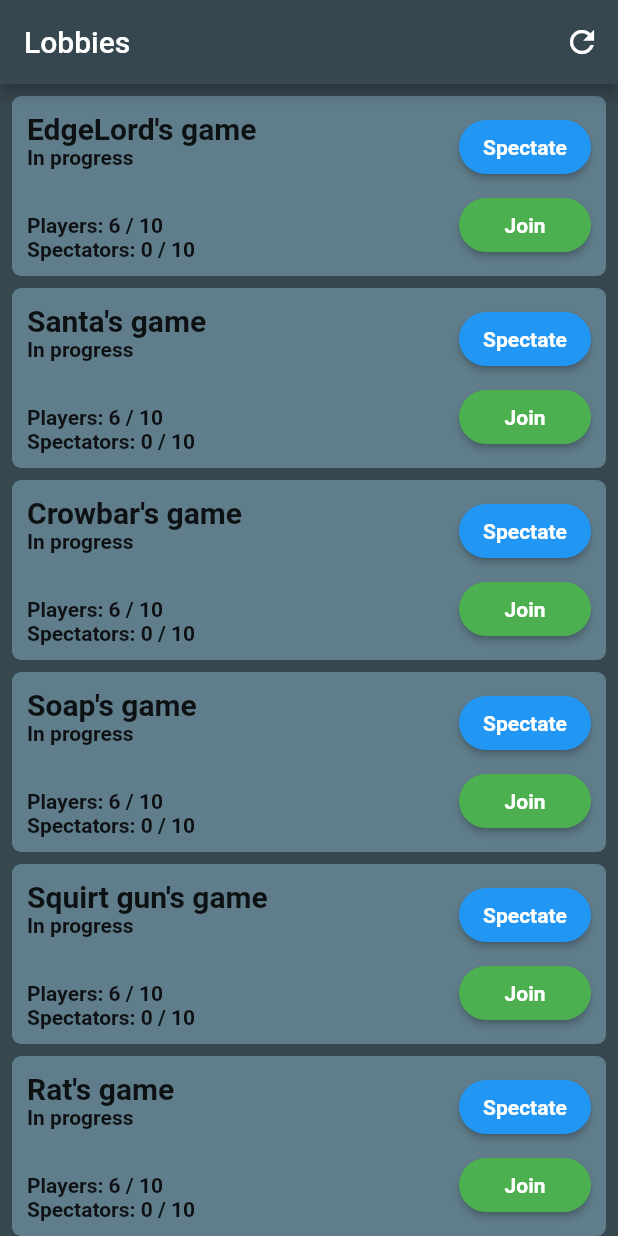
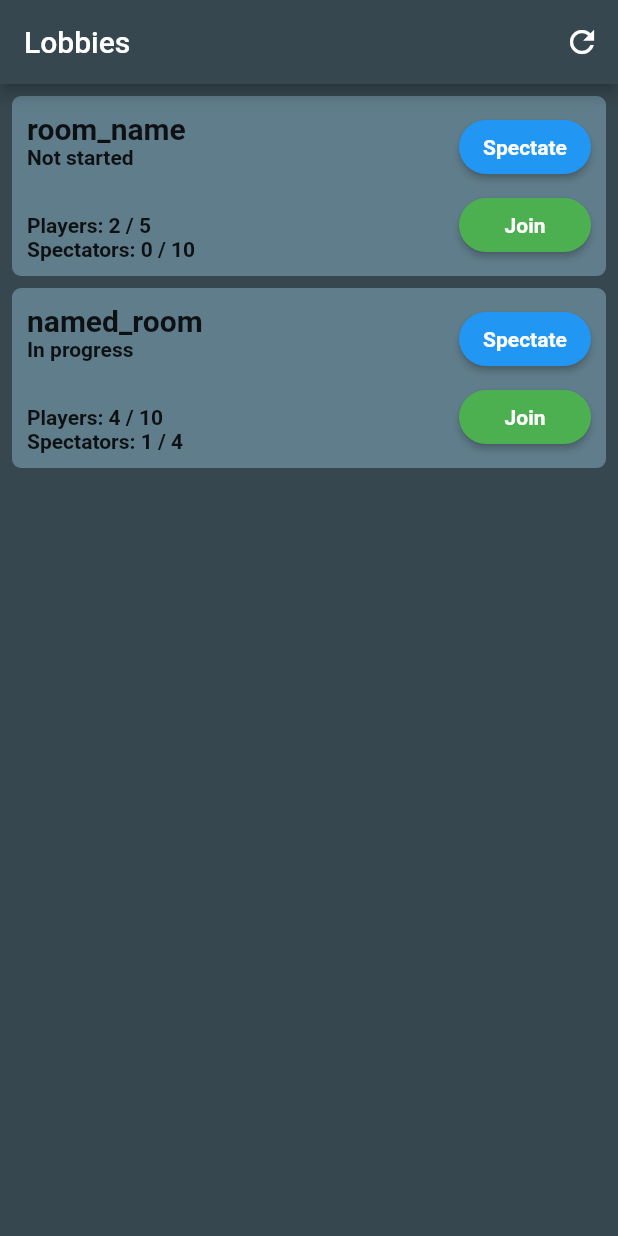
Before and after one commit to nusje2000/cards-against-humanity-client, a Flutter app: the screen it shows after launch, on a phone screen of 412 x 824 dp. Run offline on Flutter 3.47's test engine with Material 2 defaults, Android fonts, the phone set to English and light mode, and no system bars; Roboto replaces fonts that are missing (Helvetica Neue).

Commit message:
Can now get rooms from mock data

```diff
--- /dev/null
+++ b/assets/mock/rooms.json
@@ -0,0 +1,20 @@
+[
+  {
+    "id": 1,
+    "name": "room_name",
+    "isStarted": false,
+    "players": 2,
+    "maxPlayers": 5,
+    "spectators": 0,
+    "maxSpectators": 10
+  },
+  {
+    "id": 2,
+    "name": "named_room",
+    "isStarted": true,
+    "players": 4,
+    "maxPlayers": 10,
+    "spectators": 1,
+    "maxSpectators": 4
+  }
+]
--- /dev/null
+++ b/lib/model/room.dart
@@ -0,0 +1,39 @@
+import 'dart:convert';
+
+class Room {
+  final int id;
+  final String name;
+  final bool isStarted;
+  final int players;
+  final int maxPlayers;
+  final int spectators;
+  final int maxSpectators;
+
+  Room({
+    this.id,
+    this.name,
+    this.isStarted,
+    this.players,
+    this.maxPlayers,
+    this.spectators,
+    this.maxSpectators,
+  });
+
+  factory Room.fromJson(Map<String, dynamic> json) {
+    return Room(
+      id: json['id'] as int,
+      name: json['name'] as String,
+      isStarted: json['isStarted'] as bool,
+      players: json['players'] as int,
+      maxPlayers: json['maxPlayers'] as int,
+      spectators: json['spectators'] as int,
+      maxSpectators: json['maxSpectators'] as int,
+    );
+  }
+}
+
+List<Room> parseRooms(String responseBody) {
+  final parsed = json.decode(responseBody).cast<Map<String, dynamic>>();
+
+  return parsed.map<Room>((json) => Room.fromJson(json)).toList();
+}
--- a/lib/screen/lobby_page.dart
+++ b/lib/screen/lobby_page.dart
@@ -1,24 +1,23 @@
-import 'package:cards_against_humanity/widget/lobby/lobby.dart';
+import 'package:cards_against_humanity/model/room.dart';
+import 'package:cards_against_humanity/service/game_service.dart';
+import 'package:cards_against_humanity/widget/room/room.dart';
 import 'package:flutter/material.dart';
 
 class LobbyPage extends StatefulWidget {
-  final List<Widget> lobbies = [
-    Lobby(roomName: 'EdgeLord\'s game', roomId: 'AX6T'),
-    Lobby(roomName: 'Santa\'s game', roomId: '56D8'),
-    Lobby(roomName: 'Crowbar\'s game', roomId: 'D95F'),
-    Lobby(roomName: 'Soap\'s game', roomId: 'D95F'),
-    Lobby(roomName: 'Squirt gun\'s game', roomId: 'D95F'),
-    Lobby(roomName: 'Rat\'s game', roomId: 'D95F'),
-    Lobby(roomName: 'Tube of Lipstick\'s game', roomId: 'D95F'),
-    Lobby(roomName: 'Martini\'s game', roomId: 'D95F'),
-    Lobby(roomName: 'Stop sign\'s game', roomId: 'D95F'),
-  ];
-
   @override
   _LobbyPageState createState() => _LobbyPageState();
 }
 
 class _LobbyPageState extends State<LobbyPage> {
+  Future<List<Room>> futureGames;
+
+  @override
+  void initState() {
+    super.initState();
+
+    futureGames = fetchGames();
+  }
+
   @override
   Widget build(BuildContext context) {
     return Scaffold(
@@ -34,11 +33,24 @@ class _LobbyPageState extends State<LobbyPage> {
       ),
       backgroundColor: Color.fromRGBO(55, 71, 79, 1),
       body: SafeArea(
-        child: ListView.separated(
-          padding: EdgeInsets.all(8),
-          itemCount: widget.lobbies.length,
-          itemBuilder: (BuildContext context, int index) => widget.lobbies[index],
-          separatorBuilder: (BuildContext context, int index) => SizedBox(height: 8),
+        child: FutureBuilder<List<Room>>(
+          future: futureGames,
+          builder: (BuildContext context, AsyncSnapshot snapshot) {
+            if (snapshot.hasError) {
+              return Center(child: Text(snapshot.error.toString()));
+            }
+
+            if (!snapshot.hasData) {
+              return Center(child: CircularProgressIndicator());
+            }
+
+            return ListView.separated(
+              padding: EdgeInsets.all(8),
+              itemCount: snapshot.data.length,
+              itemBuilder: (BuildContext context, int index) => RoomRow(snapshot.data[index]),
+              separatorBuilder: (BuildContext context, int index) => SizedBox(height: 8),
+            );
+          },
         ),
       ),
     );
--- /dev/null
+++ b/lib/service/game_service.dart
@@ -0,0 +1,11 @@
+import 'package:cards_against_humanity/model/room.dart';
+import 'package:flutter/foundation.dart';
+import 'package:flutter/services.dart';
+
+const HOST = 'http://example.com';
+
+Future<List<Room>> fetchGames() async {
+    final response = await rootBundle.loadString('assets/mock/rooms.json');
+
+    return compute(parseRooms, response);
+}
--- a/lib/widget/lobby/lobby.dart
+++ b/lib/widget/room/room.dart
@@ -1,17 +1,17 @@
+import 'package:cards_against_humanity/model/room.dart';
 import 'package:cards_against_humanity/screen/card_display_page.dart';
 import 'package:cards_against_humanity/screen/room_page.dart';
 import 'package:flutter/material.dart';
 
-class Lobby extends StatelessWidget {
-  final String roomName;
-  final String roomId;
+class RoomRow extends StatelessWidget {
+  final Room room;
   final TextStyle smalltextStyle = TextStyle(
     fontWeight: FontWeight.bold,
     fontFamily: 'Helvetica Neue',
     fontSize: 14,
   );
 
-  Lobby({@required this.roomName, @required this.roomId});
+  RoomRow(this.room);
 
   @override
   Widget build(BuildContext context) {
@@ -28,17 +28,20 @@ class Lobby extends StatelessWidget {
             crossAxisAlignment: CrossAxisAlignment.start,
             children: [
               Text(
-                roomName,
+                room.name,
                 style: TextStyle(
                   fontWeight: FontWeight.bold,
                   fontFamily: 'Helvetica Neue',
                   fontSize: 20,
                 ),
               ),
-              Text('In progress', style: smalltextStyle),
+              Text(
+                room.isStarted ? 'In progress' : 'Not started',
+                style: smalltextStyle,
+              ),
               Spacer(),
-              Text('Players: 6 / 10', style: smalltextStyle),
-              Text('Spectators: 0 / 10', style: smalltextStyle),
+              Text('Players: ${room.players} / ${room.maxPlayers}', style: smalltextStyle),
+              Text('Spectators: ${room.spectators} / ${room.maxSpectators}', style: smalltextStyle),
             ],
           ),
           Spacer(),
@@ -66,7 +69,7 @@ class Lobby extends StatelessWidget {
               RaisedButton(
                 onPressed: () {
                   Navigator.pushReplacement(context, MaterialPageRoute(
-                    builder: (context) => RoomPage(roomName: roomName),
+                    builder: (context) => RoomPage(roomName: room.name),
                   ));
                 },
                 child: Text(
--- a/pubspec.yaml
+++ b/pubspec.yaml
@@ -28,6 +28,7 @@ dependencies:
   # The following adds the Cupertino Icons font to your application.
   # Use with the CupertinoIcons class for iOS style icons.
   cupertino_icons: ^0.1.3
+  http: ^0.12.2
 
 dev_dependencies:
   flutter_test:
@@ -48,6 +49,8 @@ flutter:
   # assets:
   #   - images/a_dot_burr.jpeg
   #   - images/a_dot_ham.jpeg
+  assets:
+    - assets/mock/
 
   # An image asset can refer to one or more resolution-specific "variants", see
   # https://flutter.dev/assets-and-images/#resolution-aware.
```
Also changed, not shown: pubspec.lock.
